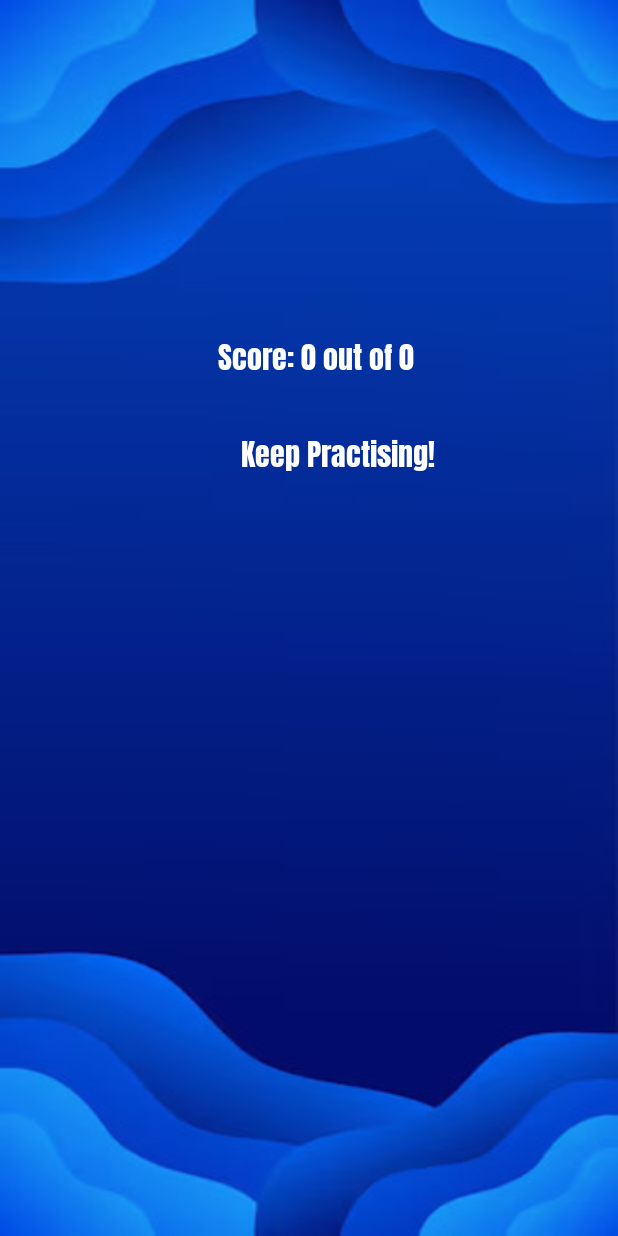
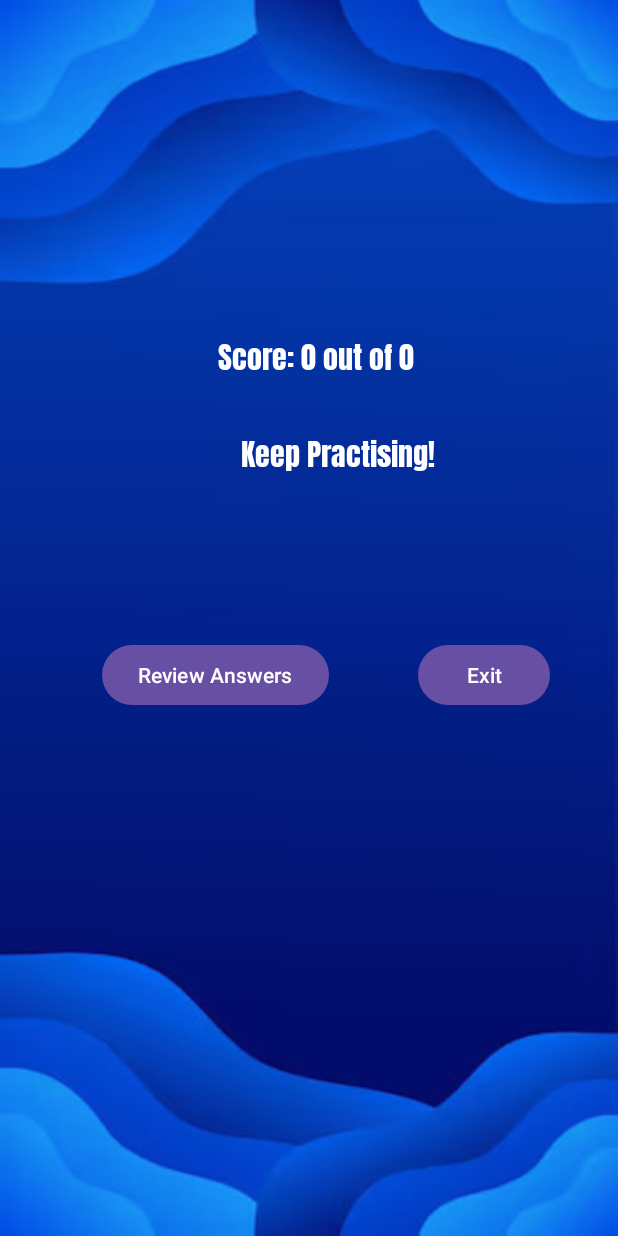
Before and after one commit to Taariq-Faker/Taariq-Faker-ST10479271-IMAD-ASSIGNEMENT-2, an Android app: the ScoreScreen screen opened directly, with no data from a screen before it, on a phone screen of 412 x 824 dp. Run offline under Robolectric (Android 15) with nearby library versions, the phone set to English and light mode, and no system bars.

Commit message:
-Coded Exit Button to restarted app once clicked
15/05/25

```diff
--- a/app/src/main/java/vcmsa/ci/taariq_faker_st10479271_imad_assignement_2/FlashcardQuestionScreen.kt
+++ b/app/src/main/java/vcmsa/ci/taariq_faker_st10479271_imad_assignement_2/FlashcardQuestionScreen.kt
@@ -71,6 +71,9 @@ class FlashcardQuestionScreen : AppCompatActivity() {
                 val intent = Intent(this, ScoreScreen::class.java)
                 intent.putExtra("score", score)
                 intent.putExtra("total", totalQuestions)
+                intent.putExtra("Questions",questions)
+                intent.putExtra(" Answer",answers)
+
                 startActivity(intent)
                 finish()
 
@@ -78,9 +81,20 @@ class FlashcardQuestionScreen : AppCompatActivity() {
             }
         }
 
+    }
+
+    fun showQuestionLoop(tv:TextView){
+        for (i in questions.indices){
+            currentIndex=i
+            showQuestion(currentIndex, tv)
+            break
+
+        }
 
 
     }
+
+
 
     fun showQuestion (index:Int, tv:TextView){
         val nextButton = findViewById<Button>(R.id.nextButton)
--- a/app/src/main/java/vcmsa/ci/taariq_faker_st10479271_imad_assignement_2/ScoreScreen.kt
+++ b/app/src/main/java/vcmsa/ci/taariq_faker_st10479271_imad_assignement_2/ScoreScreen.kt
@@ -1,6 +1,7 @@
 package vcmsa.ci.taariq_faker_st10479271_imad_assignement_2
 
 import android.os.Bundle
+import android.widget.Button
 import android.widget.TextView
 import androidx.activity.enableEdgeToEdge
 import androidx.appcompat.app.AppCompatActivity
@@ -17,17 +18,32 @@ class ScoreScreen : AppCompatActivity() {
         val total=intent.getIntExtra("total",0)
         val scoreText=findViewById<TextView>(R.id.scoreText)
         val feedbackText=findViewById<TextView>(R.id.feedbackText)
+        val exitButton=findViewById<Button>(R.id.exitButton)
+        val reviewButton=findViewById<Button>(R.id.reviewButton)
+        val questions=intent.getIntExtra("Questons",0)
+        val answer=intent.getIntExtra("Answer",0)
+
 
         scoreText.text="Score: $score out of $total"
 
 
-        if (score >3 ){
+        if (score >=3 ){
             feedbackText.text="Great Job!"
         }
         else{
             feedbackText.text="Keep Practising!"
         }
 
+        exitButton.setOnClickListener {
+            finish()
+
+        }
+
+        reviewButton.setOnClickListener {
+            feedbackText.text=
+
+
+        }
 
 
         ViewCompat.setOnApplyWindowInsetsListener(findViewById(R.id.main)) { v, insets ->
--- a/app/src/main/res/layout/activity_score_screen.xml
+++ b/app/src/main/res/layout/activity_score_screen.xml
@@ -39,4 +39,28 @@
       app:layout_constraintStart_toStartOf="parent"
       app:layout_constraintTop_toTopOf="parent"
       app:layout_constraintVertical_bias="0.361" />
+
+  <Button
+      android:id="@+id/reviewButton"
+      android:layout_width="wrap_content"
+      android:layout_height="wrap_content"
+      android:text="Review Answers"
+      app:layout_constraintBottom_toBottomOf="parent"
+      app:layout_constraintEnd_toEndOf="parent"
+      app:layout_constraintHorizontal_bias="0.262"
+      app:layout_constraintStart_toStartOf="parent"
+      app:layout_constraintTop_toTopOf="parent"
+      app:layout_constraintVertical_bias="0.549" />
+
+  <Button
+      android:id="@+id/exitButton"
+      android:layout_width="wrap_content"
+      android:layout_height="wrap_content"
+      android:text="Exit"
+      app:layout_constraintBottom_toBottomOf="parent"
+      app:layout_constraintEnd_toEndOf="parent"
+      app:layout_constraintHorizontal_bias="0.86"
+      app:layout_constraintStart_toStartOf="parent"
+      app:layout_constraintTop_toTopOf="parent"
+      app:layout_constraintVertical_bias="0.549" />
 </androidx.constraintlayout.widget.ConstraintLayout>
```
